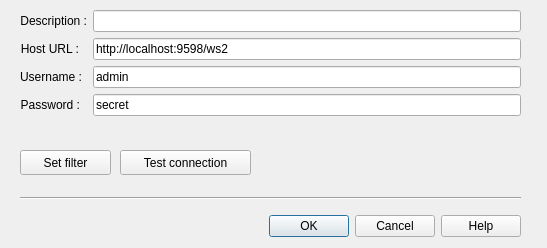
The window that src/cdlgconnsettingsws2.ui (grodansparadis/vscp-works-qt) describes before a commit, drawn with Qt 5.
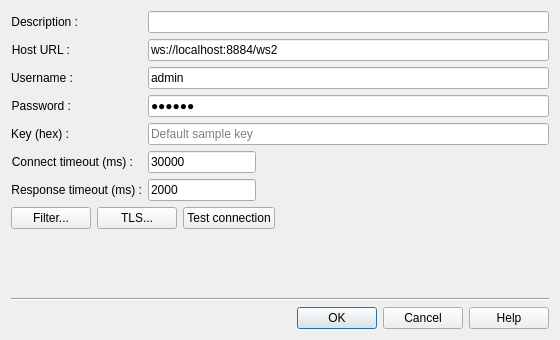
The same window after the commit.

Diff of the .ui file:
```diff
--- a/src/cdlgconnsettingsws2.ui
+++ b/src/cdlgconnsettingsws2.ui
@@ -6,8 +6,8 @@
    <rect>
     <x>0</x>
     <y>0</y>
-    <width>547</width>
-    <height>248</height>
+    <width>560</width>
+    <height>340</height>
    </rect>
   </property>
   <property name="baseSize">
@@ -19,34 +19,8 @@
   <property name="windowTitle">
    <string>Websocket WS2 Connection</string>
   </property>
-  <widget class="QDialogButtonBox" name="buttonBox">
-   <property name="geometry">
-    <rect>
-     <x>20</x>
-     <y>210</y>
-     <width>501</width>
-     <height>32</height>
-    </rect>
-   </property>
-   <property name="orientation">
-    <enum>Qt::Horizontal</enum>
-   </property>
-   <property name="standardButtons">
-    <set>QDialogButtonBox::Cancel|QDialogButtonBox::Help|QDialogButtonBox::Ok</set>
-   </property>
-   <property name="centerButtons">
-    <bool>false</bool>
-   </property>
-  </widget>
-  <widget class="QWidget" name="formLayoutWidget">
-   <property name="geometry">
-    <rect>
-     <x>20</x>
-     <y>10</y>
-     <width>501</width>
-     <height>131</height>
-    </rect>
-   </property>
+  <layout class="QVBoxLayout" name="verticalLayout">
+   <item>
    <layout class="QFormLayout" name="formLayout">
     <item row="0" column="0">
      <widget class="QLabel" name="label">
@@ -77,7 +51,7 @@
        <string>Address to remote host. Prefix with stcp:// for SSL/TLS</string>
       </property>
       <property name="text">
-       <string>http://localhost:9598/ws2</string>
+        <string>ws://localhost:8884/ws2</string>
       </property>
      </widget>
     </item>
@@ -119,61 +93,172 @@
       <property name="text">
        <string>secret</string>
       </property>
+       <property name="echoMode">
+        <enum>QLineEdit::PasswordEchoOnEdit</enum>
+       </property>
+      </widget>
+     </item>
+     <item row="4" column="0">
+      <widget class="QLabel" name="label_5">
+       <property name="text">
+        <string>Key (hex) :</string>
+       </property>
+       <property name="alignment">
+        <set>Qt::AlignRight|Qt::AlignTrailing|Qt::AlignVCenter</set>
+       </property>
+       <property name="buddy">
+        <cstring>editKey</cstring>
+       </property>
+      </widget>
+     </item>
+     <item row="4" column="1">
+      <widget class="QLineEdit" name="editKey">
+       <property name="toolTip">
+        <string>&lt;html&gt;&lt;head/&gt;&lt;body&gt;&lt;p&gt;AES-128 key shared with the server (the file set with &amp;quot;key-file&amp;quot; in the server configuration), 32 hexadecimal characters. The user name and password are encrypted with this key when they are sent. Leave empty to use the default sample key, which the server also uses when no key file is configured.&lt;/p&gt;&lt;/body&gt;&lt;/html&gt;</string>
+       </property>
+       <property name="echoMode">
+        <enum>QLineEdit::PasswordEchoOnEdit</enum>
+       </property>
+       <property name="placeholderText">
+        <string>Default sample key</string>
+       </property>
+      </widget>
+     </item>
+     <item row="5" column="0">
+      <widget class="QLabel" name="label_6">
+       <property name="text">
+        <string>Connect timeout (ms) :</string>
+       </property>
+       <property name="alignment">
+        <set>Qt::AlignRight|Qt::AlignTrailing|Qt::AlignVCenter</set>
+       </property>
+       <property name="buddy">
+        <cstring>editConnectTimeout</cstring>
+       </property>
+      </widget>
+     </item>
+     <item row="5" column="1">
+      <widget class="QLineEdit" name="editConnectTimeout">
+       <property name="sizePolicy">
+        <sizepolicy hsizetype="Fixed" vsizetype="Fixed">
+         <horstretch>0</horstretch>
+         <verstretch>0</verstretch>
+        </sizepolicy>
+       </property>
+       <property name="toolTip">
+        <string>Time to wait for the connection, TLS handshake and login, in milliseconds</string>
+       </property>
+       <property name="text">
+        <string>30000</string>
+       </property>
+      </widget>
+     </item>
+     <item row="6" column="0">
+      <widget class="QLabel" name="label_7">
+       <property name="text">
+        <string>Response timeout (ms) :</string>
+       </property>
+       <property name="alignment">
+        <set>Qt::AlignRight|Qt::AlignTrailing|Qt::AlignVCenter</set>
+       </property>
+       <property name="buddy">
+        <cstring>editResponseTimeout</cstring>
+       </property>
+      </widget>
+     </item>
+     <item row="6" column="1">
+      <widget class="QLineEdit" name="editResponseTimeout">
+       <property name="sizePolicy">
+        <sizepolicy hsizetype="Fixed" vsizetype="Fixed">
+         <horstretch>0</horstretch>
+         <verstretch>0</verstretch>
+        </sizepolicy>
+       </property>
+       <property name="toolTip">
+        <string>Time to wait for the reply to a command, in milliseconds</string>
+       </property>
+       <property name="text">
+        <string>2000</string>
+       </property>
      </widget>
     </item>
    </layout>
-  </widget>
+   </item>
+   <item>
+    <layout class="QHBoxLayout" name="horizontalLayout">
+     <item>
   <widget class="QPushButton" name="btnSetFilter">
-   <property name="geometry">
-    <rect>
-     <x>20</x>
-     <y>150</y>
-     <width>91</width>
-     <height>25</height>
-    </rect>
-   </property>
-   <property name="minimumSize">
-    <size>
-     <width>0</width>
-     <height>0</height>
-    </size>
-   </property>
-   <property name="baseSize">
-    <size>
-     <width>0</width>
-     <height>0</height>
-    </size>
+       <property name="toolTip">
+        <string>Only receive events that pass this filter</string>
+       </property>
+       <property name="text">
+        <string>Filter...</string>
+       </property>
+      </widget>
+     </item>
+     <item>
+      <widget class="QPushButton" name="btnTLS">
+       <property name="toolTip">
+        <string>Settings for encrypted (wss://) connections</string>
    </property>
    <property name="text">
-    <string>Set filter</string>
-   </property>
-  </widget>
+        <string>TLS...</string>
+       </property>
+      </widget>
+     </item>
+     <item>
   <widget class="QPushButton" name="btnTestConnection">
-   <property name="geometry">
-    <rect>
-     <x>120</x>
-     <y>150</y>
-     <width>131</width>
-     <height>25</height>
-    </rect>
-   </property>
    <property name="text">
     <string>Test connection</string>
    </property>
   </widget>
+     </item>
+     <item>
+      <spacer name="horizontalSpacer">
+       <property name="orientation">
+        <enum>Qt::Horizontal</enum>
+       </property>
+       <property name="sizeHint" stdset="0">
+        <size>
+         <width>40</width>
+         <height>20</height>
+        </size>
+       </property>
+      </spacer>
+     </item>
+    </layout>
+   </item>
+   <item>
+    <spacer name="verticalSpacer">
+     <property name="orientation">
+      <enum>Qt::Vertical</enum>
+     </property>
+     <property name="sizeHint" stdset="0">
+      <size>
+       <width>20</width>
+       <height>10</height>
+      </size>
+     </property>
+    </spacer>
+   </item>
+   <item>
   <widget class="Line" name="line">
-   <property name="geometry">
-    <rect>
-     <x>20</x>
-     <y>190</y>
-     <width>501</width>
-     <height>16</height>
-    </rect>
-   </property>
+     <property name="orientation">
+      <enum>Qt::Horizontal</enum>
+     </property>
+    </widget>
+   </item>
+   <item>
+    <widget class="QDialogButtonBox" name="buttonBox">
    <property name="orientation">
     <enum>Qt::Horizontal</enum>
    </property>
-  </widget>
+     <property name="standardButtons">
+      <set>QDialogButtonBox::Cancel|QDialogButtonBox::Help|QDialogButtonBox::Ok</set>
+     </property>
+    </widget>
+   </item>
+  </layout>
  </widget>
  <resources/>
  <connections>
```
Left out of the diff: 52 changed lines with no effect on the pictures. Lines whose indentation alone changed are shown as unchanged.
